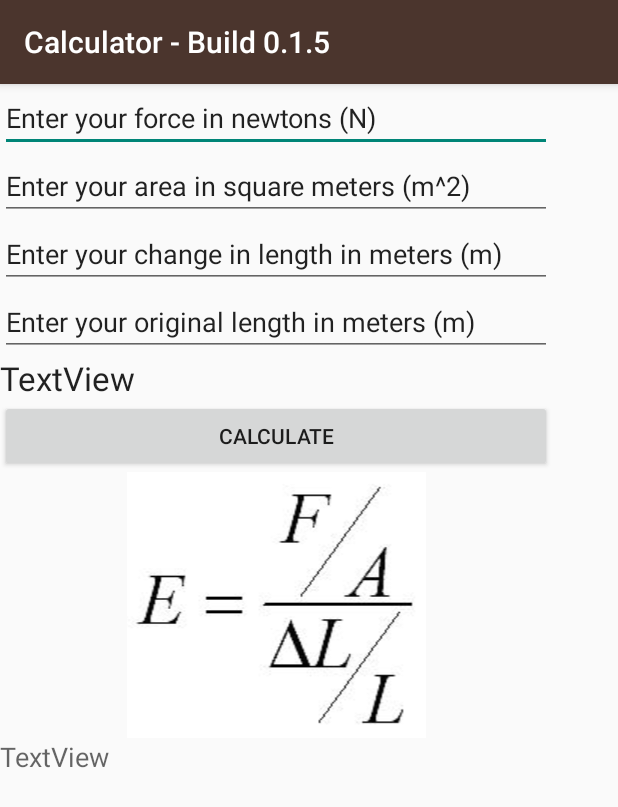
After one commit to Patalayus/CalculatorApp, an Android app: the YoungsModulus screen opened directly, with no data from a screen before it, on a phone screen of 412 x 824 dp. The commit adds this screen. Shown: the top 807 px of the screen. Run offline under Robolectric (Android 15) with nearby library versions, the phone set to English and light mode, and no system bars.

Commit message:
new young's modulus activity

```diff
--- a/app/src/main/AndroidManifest.xml
+++ b/app/src/main/AndroidManifest.xml
@@ -28,7 +28,8 @@
                 android:name="android.support.PARENT_ACTIVITY"
                 android:value="com.laminar.calculator.calculator.MainActivity" />
         </activity>
-        <activity android:name=".ActivityCircle"></activity>
+        <activity android:name=".ActivityCircle" />
+        <activity android:name=".YoungsModulus"></activity>
     </application>
 
 </manifest>
--- a/app/src/main/java/com/laminar/calculator/calculator/MainActivity.java
+++ b/app/src/main/java/com/laminar/calculator/calculator/MainActivity.java
@@ -13,13 +13,14 @@ import android.widget.EditText;
 import android.widget.TextView;
 
 import static com.laminar.calculator.calculator.R.id.circle_button;
+import static com.laminar.calculator.calculator.R.id.young_id;
 
 
 public class MainActivity extends AppCompatActivity {
 
     TextView result;
     EditText Number1;
-    Button add, subtract,divide, multiply, power, calculate, percentage, qformula, circle_class;
+    Button add, subtract,divide, multiply, power, calculate, percentage, qformula, circle_class, youngclass;
 
     double enps_result;
     //premative float variable
@@ -50,6 +51,7 @@ public class MainActivity extends AppCompatActivity {
         percentage = (Button)findViewById(R.id.percentage);
         qformula = (Button)findViewById(R.id.qformula);
         circle_class = (Button)findViewById(circle_button);
+        youngclass = (Button)findViewById(young_id);
 
 
 
@@ -166,6 +168,7 @@ public class MainActivity extends AppCompatActivity {
             }
         });
 
+
         // Clicks the calculate button if the user presses done on the keyboard
         Number1.setOnEditorActionListener(new EditText.OnEditorActionListener() {
             @Override
@@ -177,6 +180,7 @@ public class MainActivity extends AppCompatActivity {
                 return false;
             }
         });
+
         qformula.setOnClickListener(new View.OnClickListener(){
             @Override
             public void onClick(View v){
@@ -184,11 +188,19 @@ public class MainActivity extends AppCompatActivity {
             }
         });}
 
+
+
     public void onButtonClick(View v){
         if(v.getId()==R.id.circle_button) {
             Intent i = new Intent(MainActivity.this, ActivityCircle.class);
             startActivity(i);
         }}
+    public void onButtonClick2(View v){
+        if(v.getId()==R.id.young_id) {
+            Intent i2 = new Intent(MainActivity.this, YoungsModulus.class);
+            startActivity(i2);
+        }}
+
 
     public void operationHandle(View v, int optype){
         if(Number1.length()==0){
--- /dev/null
+++ b/app/src/main/java/com/laminar/calculator/calculator/YoungsModulus.java
@@ -0,0 +1,35 @@
+package com.laminar.calculator.calculator;
+
+import android.support.v7.app.AppCompatActivity;
+import android.os.Bundle;
+import android.app.Activity;
+import android.support.design.widget.Snackbar;
+import android.view.KeyEvent;
+import android.view.View;
+import android.view.inputmethod.EditorInfo;
+import android.widget.Button;
+import android.widget.EditText;
+import android.widget.TextView;
+
+public class YoungsModulus extends AppCompatActivity {
+
+    @Override
+    protected void onCreate(Bundle savedInstanceState) {
+        super.onCreate(savedInstanceState);
+        setContentView(R.layout.activity_youngs_modulus);
+    }
+    public void YoungsCalculation(View a){
+        EditText force;
+        EditText area;
+        EditText changelength;
+        EditText length;
+
+        force = (EditText)findViewById(R.id.F_ID);
+        area = (EditText)findViewById(R.id.A_ID);
+        changelength = (EditText)findViewById(R.id.DeltaL_ID);
+        length = (EditText)findViewById(R.id.L_ID);
+
+
+
+    }
+}
--- a/app/src/main/res/layout/activity_main.xml
+++ b/app/src/main/res/layout/activity_main.xml
@@ -124,6 +124,13 @@
         android:text="Quadratic Formula" />
 
     <Button
+        android:id="@+id/young_id"
+        android:layout_width="match_parent"
+        android:layout_height="wrap_content"
+        android:onClick="onButtonClick2"
+        android:text="Young's Modulus" />
+
+    <Button
         android:id="@+id/circle_button"
         android:layout_width="match_parent"
         android:layout_height="wrap_content"
--- /dev/null
+++ b/app/src/main/res/layout/activity_youngs_modulus.xml
@@ -0,0 +1,79 @@
+<?xml version="1.0" encoding="utf-8"?>
+<android.support.constraint.ConstraintLayout xmlns:android="http://schemas.android.com/apk/res/android"
+    xmlns:app="http://schemas.android.com/apk/res-auto"
+    xmlns:tools="http://schemas.android.com/tools"
+    android:layout_width="match_parent"
+    android:layout_height="match_parent"
+    tools:context="com.laminar.calculator.calculator.YoungsModulus">
+
+    <LinearLayout
+        android:layout_width="368dp"
+        android:layout_height="495dp"
+        android:orientation="vertical"
+        tools:layout_editor_absoluteX="8dp"
+        tools:layout_editor_absoluteY="8dp"
+        android:weightSum="1">
+
+        <EditText
+            android:id="@+id/forceid"
+            android:layout_width="match_parent"
+            android:layout_height="wrap_content"
+            android:ems="10"
+            android:inputType="textPersonName"
+            android:text="Enter your force in newtons (N)" />
+
+        <EditText
+            android:id="@+id/A_ID"
+            android:layout_width="match_parent"
+            android:layout_height="wrap_content"
+            android:ems="10"
+            android:inputType="textPersonName"
+            android:text="Enter your area in square meters (m^2)" />
+
+        <EditText
+            android:id="@+id/DeltaL_ID"
+            android:layout_width="match_parent"
+            android:layout_height="wrap_content"
+            android:ems="10"
+            android:inputType="textPersonName"
+            android:text="Enter your change in length in meters (m)" />
+
+        <EditText
+            android:id="@+id/L_ID"
+            android:layout_width="match_parent"
+            android:layout_height="wrap_content"
+            android:ems="10"
+            android:inputType="textPersonName"
+            android:text="Enter your original length in meters (m)" />
+
+        <TextView
+            android:id="@+id/E_ID"
+            android:layout_width="match_parent"
+            android:layout_height="wrap_content"
+            android:text="TextView"
+            android:textAppearance="@style/TextAppearance.AppCompat.Large" />
+
+        <Button
+            android:id="@+id/calculate_ID"
+            android:layout_width="match_parent"
+            android:layout_height="wrap_content"
+            android:onClick="YoungsCalculation"
+            android:text="calculate" />
+
+        <ImageView
+            android:id="@+id/imageView8"
+            android:src="@drawable/youngmodulus"
+            android:layout_width="match_parent"
+            android:layout_height="wrap_content"
+            app:srcCompat="@drawable/youngmodulus" />
+
+        <TextView
+            android:id="@+id/textView5"
+            android:layout_width="match_parent"
+            android:layout_height="wrap_content"
+            android:text="TextView"
+            android:textAppearance="@style/TextAppearance.AppCompat.Medium"
+            tools:text="Work out Young's Modulus of an object." />
+
+    </LinearLayout>
+</android.support.constraint.ConstraintLayout>
```
Also changed, not shown: app/src/main/res/drawable/youngmodulus.jpg (added).
